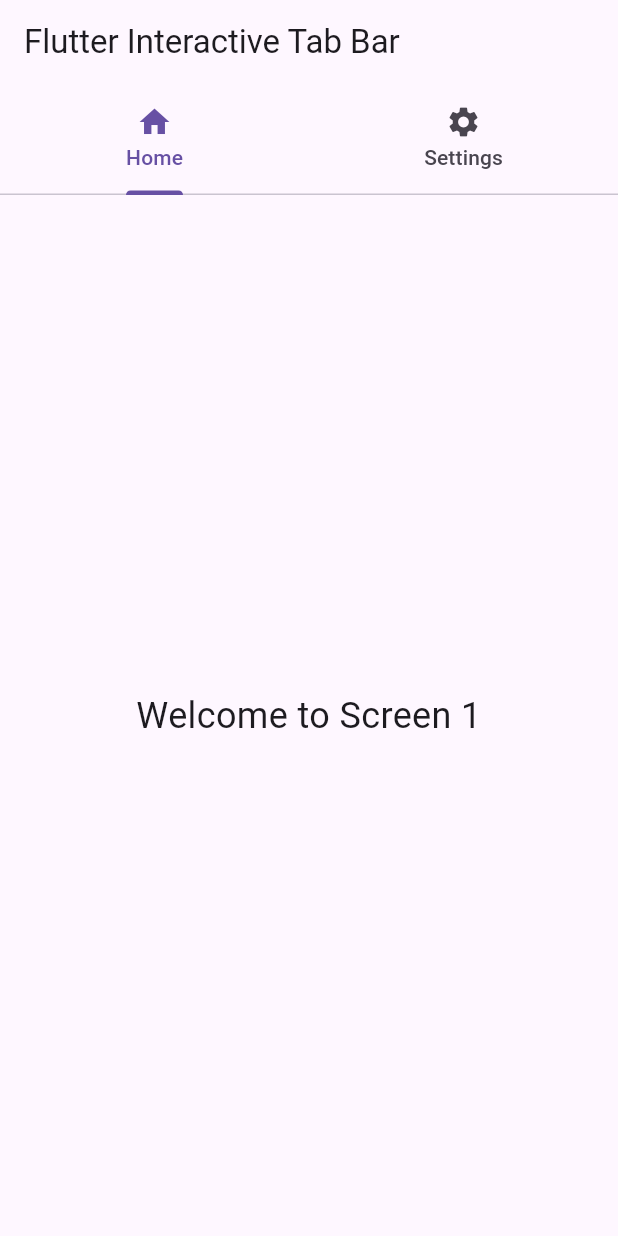
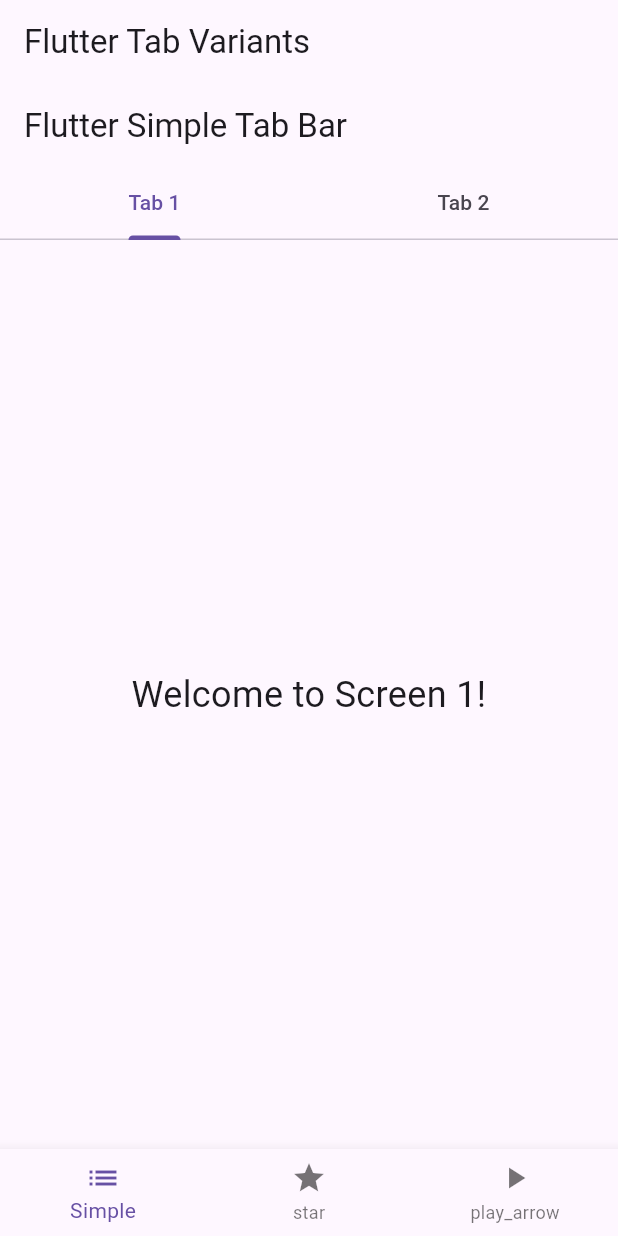
Before and after one commit to Pankaj-Suthar-25/flutter_simple_tab_bar, a Flutter app: the screen it shows after launch, on a phone screen of 412 x 824 dp. Run offline on Flutter 3.47's test engine with Material 3 defaults, Android fonts, the phone set to English and light mode, and no system bars.

Commit message:
Variants and Navigation

```diff
--- a/lib/main.dart
+++ b/lib/main.dart
@@ -14,7 +14,48 @@ class MyApp extends StatelessWidget {
       theme: ThemeData(
         primarySwatch: Colors.blue,
       ),
-      home: const InteractiveTabBar(),
+      home: const MainScreen(),
+    );
+  }
+}
+
+class MainScreen extends StatefulWidget {
+  const MainScreen({super.key});
+
+  @override
+  State<MainScreen> createState() => _MainScreenState();
+}
+
+class _MainScreenState extends State<MainScreen> {
+  int _currentIndex = 0;
+
+  final List<Widget> _screens = const [
+    SimpleTabBar(),
+    ModernTabBar(),
+    InteractiveTabBar(),
+  ];
+
+  @override
+  Widget build(BuildContext context) {
+    return Scaffold(
+      appBar: AppBar(
+        title: const Text('Flutter Tab Variants'),
+      ),
+      body: _screens[_currentIndex],
+      bottomNavigationBar: BottomNavigationBar(
+        currentIndex: _currentIndex,
+        onTap: (index) {
+          setState(() {
+            _currentIndex = index;
+          });
+        },
+        items: const [
+          BottomNavigationBarItem(icon: Icon(Icons.list), label: 'Simple'),
+          BottomNavigationBarItem(icon: Icon(Icons.star), label: 'star'),
+          BottomNavigationBarItem(
+              icon: Icon(Icons.play_arrow), label: 'play_arrow'),
+        ],
+      ),
     );
   }
 }
```
